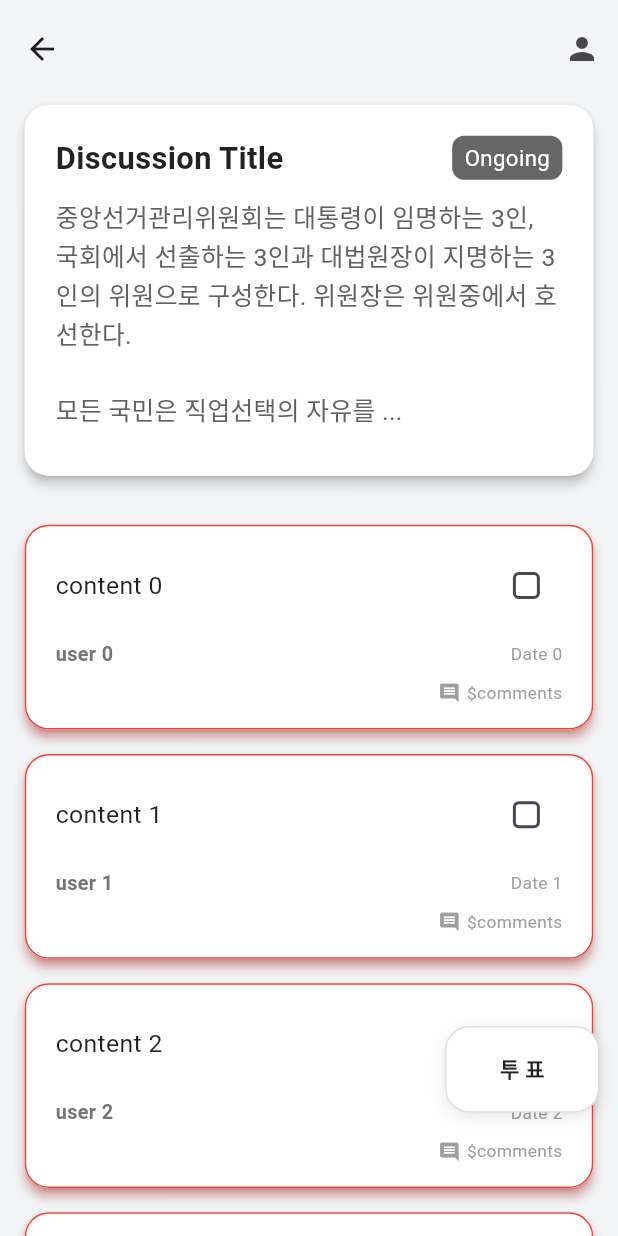
After one commit to ParkJu-hong/discussion_app, a Flutter app: the VoteScreen screen opened directly, on a phone screen of 412 x 824 dp. The commit adds this screen. Run offline on Flutter 3.47's test engine with Material 3 defaults, Android fonts, the phone set to English and light mode, and no system bars.

```diff
--- /dev/null
+++ b/lib/screens/discussion_summary.dart
@@ -0,0 +1,15 @@
+import 'package:flutter/material.dart';
+
+class DiscussionSummary extends StatefulWidget {
+  const DiscussionSummary({super.key});
+
+  @override
+  State<DiscussionSummary> createState() => _DiscussionSummaryState();
+}
+
+class _DiscussionSummaryState extends State<DiscussionSummary> {
+  @override
+  Widget build(BuildContext context) {
+    return const Placeholder();
+  }
+}
--- /dev/null
+++ b/lib/screens/vote_screen.dart
@@ -0,0 +1,469 @@
+import 'package:discussion_app/screens/discussion_detail_opinion.dart';
+import 'package:flutter/material.dart';
+import 'package:discussion_app/styles.dart';
+import 'package:discussion_app/screens/writeopinion.dart';
+import 'dart:math';
+
+String lorem =
+    "중앙선거관리위원회는 대통령이 임명하는 3인, 국회에서 선출하는 3인과 대법원장이 지명하는 3인의 위원으로 구성한다. 위원장은 위원중에서 호선한다.\n\n"
+    "모든 국민은 직업선택의 자유를 가진다. 대통령후보자가 1인일 때에는 그 득표수가 선거권자 총수의 3분의 1 이상이 아니면 대통령으로 당선될 수 없다.\n\n"
+    "탄핵결정은 공직으로부터 파면함에 그친다. 그러나, 이에 의하여 민사상이나 형사상의 책임이 면제되지는 아니한다. 국회는 헌법개정안이 공고된 날로부터 60일 이내에 의결하여야 하며, 국회의 의결은 재적의원 3분의 2 이상의 찬성을 얻어야 한다.\n\n"
+    "국회는 선전포고, 국군의 외국에의 파견 또는 외국군대의 대한민국 영역안에서의 주류에 대한 동의권을 가진다. 모든 국민은 소급입법에 의하여 참정권의 제한을 받거나 재산권을 박탈당하지 아니한다.\n\n"
+    "대통령은 내우·외환·천재·지변 또는 중대한 재정·경제상의 위기에 있어서 국가의 안전보장 또는 공공의 안녕질서를 유지하기 위하여 긴급한 조치가 필요하고 국회의 집회를 기다릴 여유가 없을 때에 한하여 최소한으로 필요한 재정·경제상의 처분을 하거나 이에 관하여 법률의 효력을 가지는 명령을 발할 수 있다.\n\n"
+    "국가안전보장회의는 대통령이 주재한다. 원장은 국회의 동의를 얻어 대통령이 임명하고, 그 임기는 4년으로 하며, 1차에 한하여 중임할 수 있다. 대법원과 각급법원의 조직은 법률로 정한다.\n\n"
+    "비상계엄이 선포된 때에는 법률이 정하는 바에 의하여 영장제도, 언론·출판·집회·결사의 자유, 정부나 법원의 권한에 관하여 특별한 조치를 할 수 있다.\n\n"
+    "국회에 제출된 법률안 기타의 의안은 회기중에 의결되지 못한 이유로 폐기되지 아니한다. 다만, 국회의원의 임기가 만료된 때에는 그러하지 아니하다. 이 헌법시행 당시에 이 헌법에 의하여 새로 설치될 기관의 권한에 속하는 직무를 행하고 있는 기관은 이 헌법에 의하여 새로운 기관이 설치될 때까지 존속하며 그 직무를 행한다.\n\n"
+    "대통령은 내란 또는 외환의 죄를 범한 경우를 제외하고는 재직중 형사상의 소추를 받지 아니한다. 위원은 정당에 가입하거나 정치에 관여할 수 없다. 국무총리·국무위원 또는 정부위원은 국회나 그 위원회에 출석하여 국정처리상황을 보고하거나 의견을 진술하고 질문에 응답할 수 있다.\n\n"
+    "국회의원은 현행범인인 경우를 제외하고는 회기중 국회의 동의없이 체포 또는 구금되지 아니한다. 모든 국민은 자기의 행위가 아닌 친족의 행위로 인하여 불이익한 처우를 받지 아니한다.";
+
+class VoteScreen extends StatefulWidget {
+  const VoteScreen({super.key});
+
+  @override
+  State<VoteScreen> createState() => _VoteScreenState();
+}
+
+class _VoteScreenState extends State<VoteScreen> {
+  final ScrollController _scrollController = ScrollController();
+  final List<Map<String, dynamic>> _opinionCards = List.generate(
+    20,
+    (index) => {
+      'date': 'Date $index',
+      'user': 'user $index',
+      'content': 'content $index',
+      'isItAgainst': Random().nextBool(),
+    },
+  );
+  final Map<String, bool> user = {
+    'role': true,
+  };
+
+  final Map<String, String> discussion = {
+    'status': 'complete', // before_starting, in_progress, complete
+  };
+
+  @override
+  Widget build(BuildContext context) {
+    return Scaffold(
+      appBar: AppBar(
+        toolbarHeight: MediaQuery.of(context).size.height * 0.08,
+        backgroundColor: backgroundColor,
+        actions: [
+          IconButton(
+            onPressed: () {},
+            icon: const Icon(Icons.person),
+          ),
+        ],
+      ),
+      body: Stack(
+        children: [
+          Column(
+            children: [
+              DiscussionInfoCard(
+                imageUrl: 'https://via.placeholder.com/150',
+                date: '2024-11-04',
+                info: lorem,
+                status: 'Ongoing',
+                title: 'Discussion Title',
+              ),
+              SizedBox(
+                height: MediaQuery.of(context).size.height * 0.02,
+              ),
+              Expanded(
+                child: ListView.builder(
+                  controller: _scrollController,
+                  itemCount: _opinionCards.length,
+                  itemBuilder: (context, index) {
+                    return OpinionCard(
+                      date: _opinionCards[index]['date']!,
+                      user: _opinionCards[index]['user']!,
+                      content: _opinionCards[index]['content']!,
+                      comments: 6,
+                      isItAgainst: _opinionCards[index]['isItAgainst'],
+                    );
+                  },
+                ),
+              ),
+            ],
+          ),
+          (user['role'] == true)
+              ? Positioned(
+                  left: MediaQuery.of(context).size.width * 0.72,
+                  top: MediaQuery.of(context).size.height * 0.75,
+                  child: GestureDetector(
+                    onTap: () {
+                      Navigator.push(
+                        context,
+                        MaterialPageRoute(
+                          builder: (context) => const WriteOpinion(
+                            isDiscussionOpinion: true,
+                            isReferencingAnotherOpinion: false,
+                          ),
+                        ),
+                      );
+                    },
+                    child: Container(
+                      width: MediaQuery.of(context).size.width * 0.25,
+                      height: MediaQuery.of(context).size.height * 0.07,
+                      alignment: Alignment.center,
+                      decoration: BoxDecoration(
+                        borderRadius: BorderRadius.circular(16),
+                        color: Colors.white,
+                        boxShadow: [
+                          BoxShadow(
+                            color: Colors.black.withOpacity(0.1),
+                            blurRadius: 8,
+                            offset: const Offset(0, 3),
+                          ),
+                        ],
+                        border: Border.all(
+                          width: 1,
+                          color: Colors.grey[300]!,
+                        ),
+                      ),
+                      padding: EdgeInsets.symmetric(
+                        vertical: MediaQuery.of(context).size.height * 0.012,
+                        horizontal: MediaQuery.of(context).size.width * 0.04,
+                      ),
+                      child: Row(
+                        mainAxisAlignment: MainAxisAlignment.center,
+                        children: [
+                          // '의견 작성' 텍스트
+                          Text(
+                            '투 표',
+                            style: TextStyle(
+                              fontSize:
+                                  MediaQuery.of(context).size.height * 0.017,
+                              fontWeight: FontWeight.w600,
+                              color: Colors.black87,
+                            ),
+                          ),
+                        ],
+                      ),
+                    ),
+                  ),
+                )
+              : const SizedBox.shrink(),
+        ],
+      ),
+    );
+  }
+}
+
+class OpinionCard extends StatefulWidget {
+  final String user;
+  final String content;
+  final String date;
+  final int comments;
+  final bool isItAgainst;
+  final bool? isAgree;
+
+  const OpinionCard({
+    super.key,
+    required this.user,
+    required this.content,
+    required this.date,
+    required this.comments,
+    required this.isItAgainst,
+    this.isAgree,
+  });
+
+  @override
+  _OpinionCardState createState() => _OpinionCardState();
+}
+
+class _OpinionCardState extends State<OpinionCard> {
+  late bool? isAgree;
+
+  @override
+  void initState() {
+    super.initState();
+    isAgree = widget.isAgree;
+  }
+
+  @override
+  Widget build(BuildContext context) {
+    return Column(
+      children: [
+        SizedBox(
+          height: MediaQuery.of(context).size.height * 0.01,
+        ),
+        GestureDetector(
+          onTap: () {
+            Navigator.push(
+              context,
+              MaterialPageRoute(
+                builder: (context) => const DiscussionDetailOpinion(),
+              ),
+            );
+          },
+          child: Card(
+            elevation: 3,
+            shadowColor: widget.isItAgainst ? Colors.red : Colors.green,
+            shape: RoundedRectangleBorder(
+              borderRadius: BorderRadius.circular(16),
+              side: BorderSide(
+                color: widget.isItAgainst ? Colors.red : Colors.green,
+              ),
+            ),
+            child: Container(
+              width: MediaQuery.of(context).size.width * 0.92,
+              padding: EdgeInsets.symmetric(
+                vertical: MediaQuery.of(context).size.height * 0.02,
+                horizontal: MediaQuery.of(context).size.width * 0.05,
+              ),
+              decoration: BoxDecoration(
+                borderRadius: BorderRadius.circular(16),
+                color:
+                    Colors.white, // Light background color to mimic Toss style
+              ),
+              child: Column(
+                crossAxisAlignment: CrossAxisAlignment.start,
+                children: [
+                  // Content
+                  Row(
+                    mainAxisAlignment: MainAxisAlignment.spaceBetween,
+                    children: [
+                      Text(
+                        widget.content.length > 100
+                            ? '${widget.content.substring(0, 100)}...'
+                            : widget.content,
+                        style: TextStyle(
+                          fontSize: MediaQuery.of(context).size.height * 0.02,
+                          color: Colors.black87,
+                          height: 1.5,
+                        ),
+                      ),
+                      Checkbox(
+                        value: isAgree ?? false,
+                        onChanged: (bool? value) {
+                          setState(() {
+                            isAgree = value;
+                          });
+                        },
+                        shape: RoundedRectangleBorder(
+                          borderRadius: BorderRadius.circular(4),
+                        ),
+                        activeColor: Colors.blueAccent,
+                        checkColor: Colors.white,
+                      ),
+                    ],
+                  ),
+                  SizedBox(height: MediaQuery.of(context).size.height * 0.015),
+                  // User and Date Row
+                  Row(
+                    mainAxisAlignment: MainAxisAlignment.spaceBetween,
+                    children: [
+                      // User Name
+                      Text(
+                        widget.user,
+                        style: TextStyle(
+                          fontSize: MediaQuery.of(context).size.height * 0.016,
+                          fontWeight: FontWeight.w600,
+                          color: Colors.grey[600],
+                        ),
+                      ),
+                      // Date
+                      Text(
+                        widget.date,
+                        style: TextStyle(
+                          fontSize: MediaQuery.of(context).size.height * 0.014,
+                          color: Colors.grey[500],
+                        ),
+                      ),
+                    ],
+                  ),
+                  SizedBox(height: MediaQuery.of(context).size.height * 0.01),
+                  // Comments Count
+                  Align(
+                    alignment: Alignment.bottomRight,
+                    child: Row(
+                      mainAxisSize: MainAxisSize.min,
+                      children: [
+                        Icon(
+                          Icons.comment,
+                          size: MediaQuery.of(context).size.height * 0.018,
+                          color: Colors.grey[500],
+                        ),
+                        SizedBox(
+                            width: MediaQuery.of(context).size.width * 0.01),
+                        Text(
+                          '\$comments',
+                          style: TextStyle(
+                            fontSize:
+                                MediaQuery.of(context).size.height * 0.014,
+                            color: Colors.grey[500],
+                          ),
+                        ),
+                      ],
+                    ),
+                  ),
+                ],
+              ),
+            ),
+          ),
+        ),
+      ],
+    );
+  }
+}
+
+class DiscussionInfoCard extends StatelessWidget {
+  final String imageUrl;
+  final String title;
+  final String info;
+  final String date;
+  final String status;
+
+  const DiscussionInfoCard({
+    super.key,
+    required this.imageUrl,
+    required this.title,
+    required this.info,
+    required this.date,
+    required this.status,
+  });
+
+  @override
+  Widget build(BuildContext context) {
+    return Column(
+      children: [
+        GestureDetector(
+          onTap: () {
+            // Show popup with full discussion info
+            showDialog(
+              context: context,
+              barrierDismissible: true, // Allow dismiss by clicking outside
+              builder: (BuildContext context) {
+                return AlertDialog(
+                  shape: RoundedRectangleBorder(
+                    borderRadius: BorderRadius.circular(16),
+                  ),
+                  content: SingleChildScrollView(
+                    child: Column(
+                      crossAxisAlignment: CrossAxisAlignment.start,
+                      children: [
+                        // Image
+                        Container(
+                          width: double.infinity,
+                          height: MediaQuery.of(context).size.height * 0.25,
+                          decoration: BoxDecoration(
+                            borderRadius: BorderRadius.circular(16),
+                            image: DecorationImage(
+                              image: NetworkImage(imageUrl),
+                              fit: BoxFit.cover,
+                            ),
+                          ),
+                        ),
+                        SizedBox(
+                            height: MediaQuery.of(context).size.height * 0.02),
+                        // Title
+                        Text(
+                          title,
+                          style: TextStyle(
+                            fontSize: MediaQuery.of(context).size.height * 0.03,
+                            fontWeight: FontWeight.bold,
+                            color: Colors.black87,
+                          ),
+                        ),
+                        SizedBox(
+                          height: MediaQuery.of(context).size.height * 0.02,
+                        ),
+                        // Info
+                        Text(
+                          info,
+                          style: TextStyle(
+                            fontSize: MediaQuery.of(context).size.height * 0.02,
+                            color: Colors.grey[700],
+                            height: 1.5,
+                          ),
+                        ),
+                      ],
+                    ),
+                  ),
+                );
+              },
+            );
+          },
+          child: Card(
+            elevation: 3,
+            shape: RoundedRectangleBorder(
+              borderRadius: BorderRadius.circular(16),
+            ),
+            child: Container(
+              width: MediaQuery.of(context).size.width * 0.92,
+              constraints: BoxConstraints(
+                minHeight: MediaQuery.of(context).size.height * 0.3,
+              ),
+              padding: EdgeInsets.all(MediaQuery.of(context).size.width * 0.05),
+              decoration: BoxDecoration(
+                borderRadius: BorderRadius.circular(16),
+                color: Colors.white,
+              ),
+              child: Stack(
+                children: [
+                  Column(
+                    crossAxisAlignment: CrossAxisAlignment.start,
+                    children: [
+                      // Title and Date Row
+                      Row(
+                        mainAxisAlignment: MainAxisAlignment.spaceBetween,
+                        children: [
+                          // Title
+                          Text(
+                            title,
+                            style: TextStyle(
+                              fontSize:
+                                  MediaQuery.of(context).size.height * 0.025,
+                              fontWeight: FontWeight.bold,
+                              color: Colors.black87,
+                            ),
+                          ),
+                          // Date
+                          Container(
+                            padding: EdgeInsets.symmetric(
+                              horizontal:
+                                  MediaQuery.of(context).size.width * 0.02,
+                              vertical:
+                                  MediaQuery.of(context).size.height * 0.005,
+                            ),
+                            decoration: BoxDecoration(
+                              color: Colors.black.withOpacity(0.6),
+                              borderRadius: BorderRadius.circular(8),
+                            ),
+                            child: Text(
+                              status,
+                              style: TextStyle(
+                                color: Colors.white,
+                                fontSize:
+                                    MediaQuery.of(context).size.height * 0.018,
+                              ),
+                            ),
+                          ),
+                        ],
+                      ),
+                      SizedBox(
+                        height: MediaQuery.of(context).size.height * 0.015,
+                      ),
+                      // Info
+                      Text(
+                        info.length > 100
+                            ? '${info.substring(0, 100)}...'
+                            : info,
+                        style: TextStyle(
+                          fontSize: MediaQuery.of(context).size.height * 0.02,
+                          color: Colors.grey[700],
+                          height: 1.5,
+                        ),
+                      ),
+                    ],
+                  )
+                ],
+              ),
+            ),
+          ),
+        ),
+      ],
+    );
+  }
+}
--- a/lib/styles.dart
+++ b/lib/styles.dart
@@ -136,7 +136,7 @@ const Color borderColor = Color(0xFFE0E0E0);         // 경계 색상
   토론 상세화면: discussion_detail_screen.dart
   투표 화면: vote_screen.dart
   타임라인 및 토론 흐름 정리: timeline_overview_screen.dart
-  토론 요약화면: discussion_summary_screen.dart
+  토론 요약화면: discussion_summary.dart
   참여 성과 및 보상 화면: participation_rewards_screen.dart
   AI 토론 화면: ai_discussion_screen.dart
   내 정보: profile_screen.dart
```
